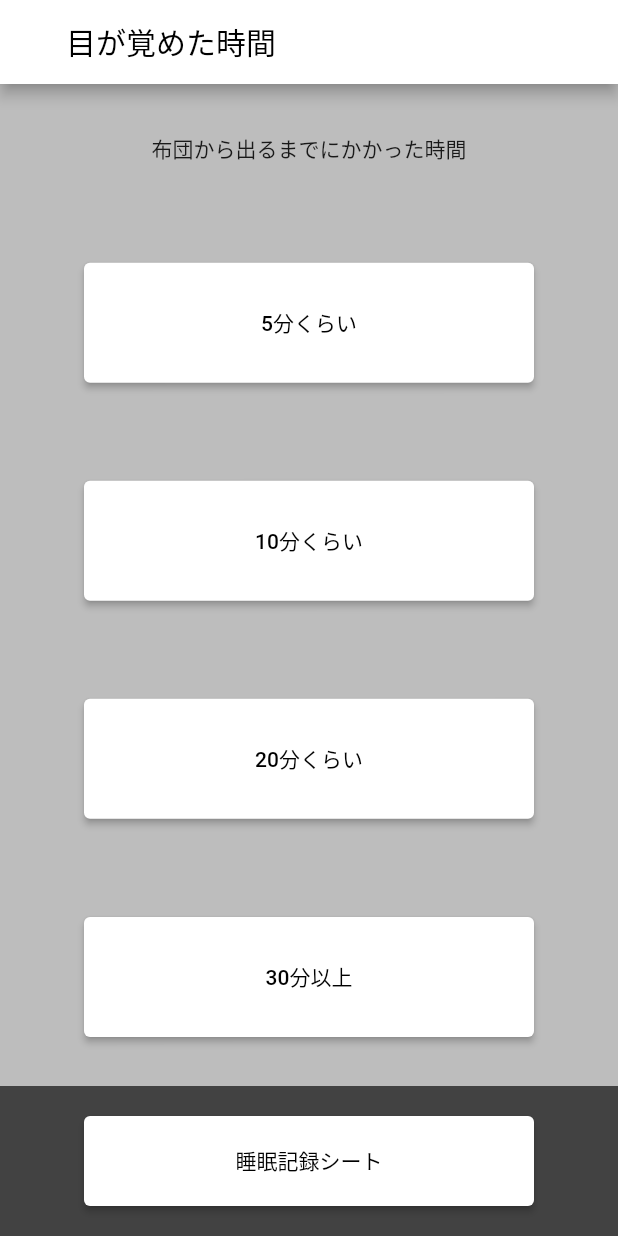
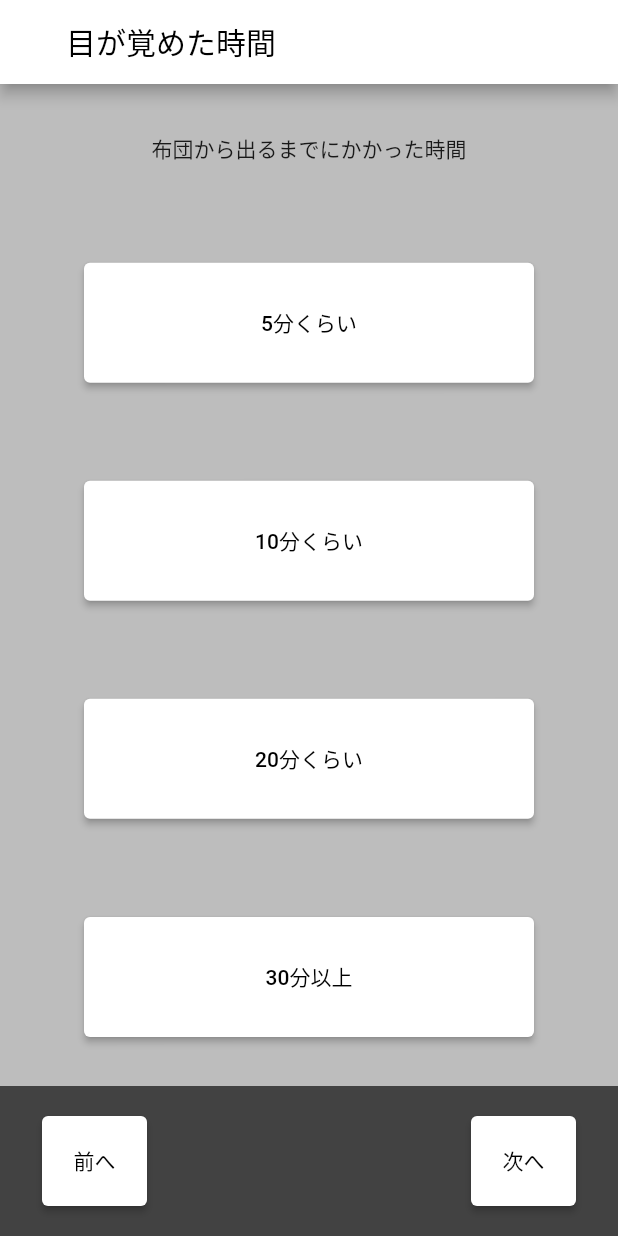
Before and after one commit to codeforjapan/Gussuri, a Flutter app: the Awake screen opened directly, on a phone screen of 412 x 824 dp. Run offline on Flutter 3.47's test engine with Material 2 defaults, Android fonts, the phone set to English and light mode, and no system bars.

Commit message:
refactor: pages

```diff
--- a/lib/awake.dart
+++ b/lib/awake.dart
@@ -106,16 +106,39 @@ class Awake extends StatelessWidget {
             width: double.infinity,
             height: 100,
             decoration: const BoxDecoration(color: Color(0xFF424242)),
-            child: Center(
+            child: Row(
+              mainAxisAlignment: MainAxisAlignment.spaceBetween,
+              children: [
+                Padding(
+                    padding: const EdgeInsets.only(left: 28.0),
                     child: ElevatedButton(
-                child: const Text('睡眠記録シート'),
+                      child: const Text('前へ'),
                       style: ElevatedButton.styleFrom(
-                  minimumSize: const Size(300, 60),
+                        minimumSize: const Size(70, 60),
                         primary: Colors.white,
                         onPrimary: Colors.black,
                       ),
                       onPressed: () {},
+                    )),
+                Padding(
+                  padding: const EdgeInsets.only(right: 28.0),
+                  child: ElevatedButton(
+                      child: const Text('次へ'),
+                      style: ElevatedButton.styleFrom(
+                        minimumSize: const Size(70, 60),
+                        primary: Colors.white,
+                        onPrimary: Colors.black,
                       ),
+                    onPressed: () {
+                      Navigator.push(
+                          context,
+                          MaterialPageRoute(
+                              builder: (context) => const Sleepy(
+                                  title: '寝付くまでにかかった時間', text: '寝付くまでにかかった時間')));
+                    },
+                  ),
+                )
+              ],
             ),
           ),
         ],
```
Also changed, not shown: lib/awakening.dart (+32 -8 lines), lib/sleepy.dart (+66 -12 lines). Lines whose indentation alone changed are shown as unchanged.
